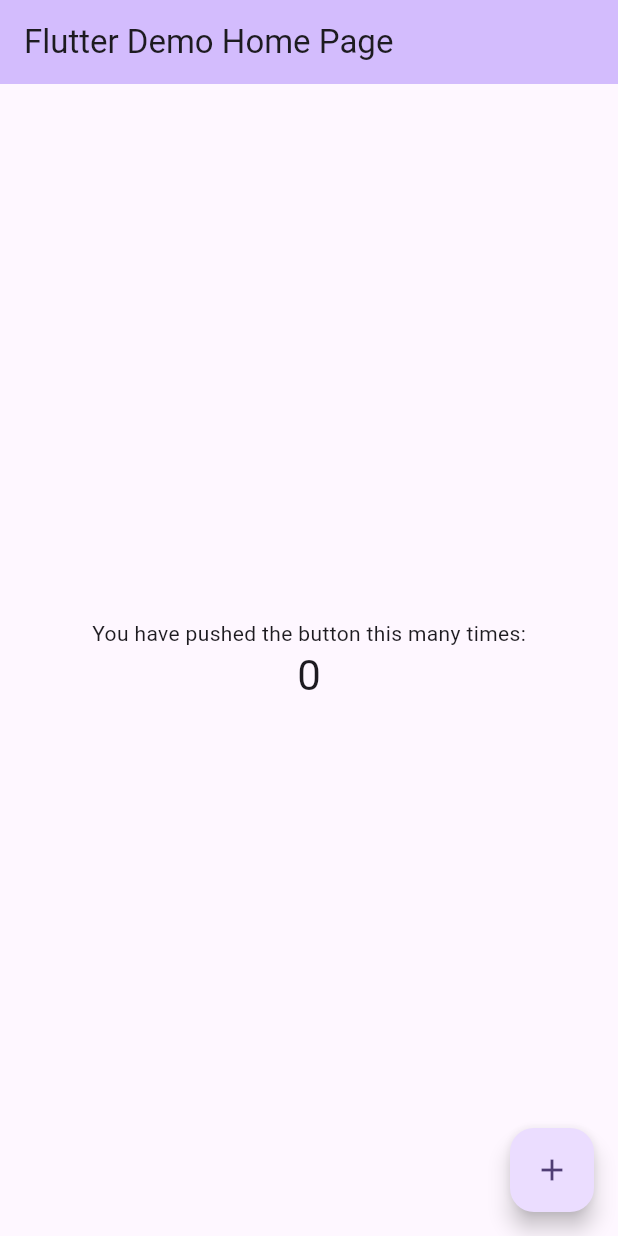
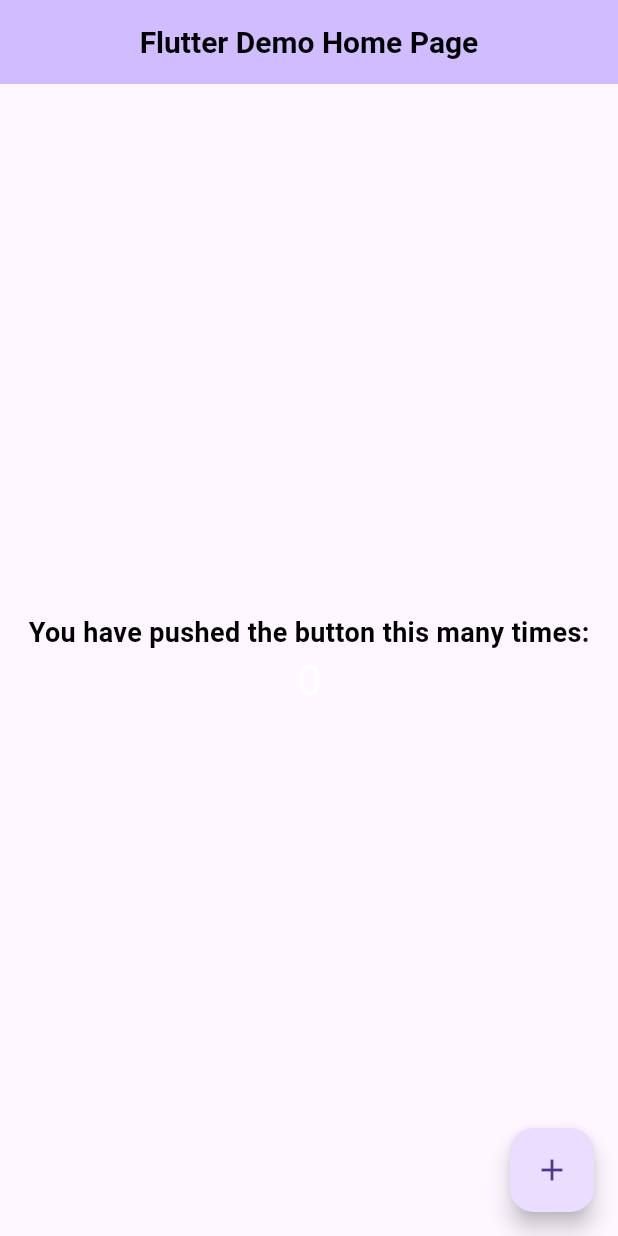
Before and after one commit to mustafanarin/Film-Oasis, a Flutter app: the screen it shows after launch, on a phone screen of 412 x 824 dp. Run offline on Flutter 3.47's test engine with Material 3 defaults, Android fonts, the phone set to English and light mode, and no system bars.

Commit message:
The necessary codes for the project start have been uploaded.
Theme and constants

```diff
--- a/lib/main.dart
+++ b/lib/main.dart
@@ -1,3 +1,4 @@
+import 'package:film_oasis/product/theme/app_theme.dart';
 import 'package:flutter/material.dart';
 
 void main() {
@@ -11,10 +12,7 @@ class MyApp extends StatelessWidget {
   Widget build(BuildContext context) {
     return MaterialApp(
       title: 'Film Oasis',
-      theme: ThemeData(
-        colorScheme: ColorScheme.fromSeed(seedColor: Colors.deepPurple),
-        useMaterial3: true,
-      ),
+      theme: AppTheme.getLightTheme,
       home: const MyHomePage(title: 'Flutter Demo Home Page'),
     );
   }
--- /dev/null
+++ b/lib/product/constants/enum/icon_sizes.dart
@@ -0,0 +1,8 @@
+enum IconSizes {
+  normalIcon(25),
+  largeIconSize(30);
+  final double value;
+
+  // ignore: sort_constructors_first
+  const IconSizes(this.value);
+}
--- /dev/null
+++ b/lib/product/constants/project_colors.dart
@@ -0,0 +1,11 @@
+import 'package:flutter/material.dart' show Color, Colors, immutable;
+
+@immutable
+abstract final class ProjectColors {
+  const ProjectColors._();
+
+  static const Color white = Colors.white;
+  static const Color black = Colors.black;
+  static const Color grey = Colors.grey;
+
+}
--- /dev/null
+++ b/lib/product/constants/project_strings.dart
@@ -0,0 +1,9 @@
+import 'package:flutter/foundation.dart' show immutable;
+
+@immutable
+abstract final class ProjectCstring {
+
+
+  static const String projectName = 'Film Oasis';
+
+}
--- /dev/null
+++ b/lib/product/extensions/context_extension.dart
@@ -0,0 +1,21 @@
+import 'package:flutter/material.dart' show BuildContext, EdgeInsets, MediaQuery, TextTheme,Theme;
+
+extension BuildContextExtension on BuildContext{
+  double dynamicHeight(double value) => MediaQuery.sizeOf(this).height * value;
+  double dynamicWidth(double value) => MediaQuery.sizeOf(this).width * value;
+
+  TextTheme textTheme(){
+    return Theme.of(this).textTheme;
+  }
+}
+
+extension NumberExtension on BuildContext{
+  double get lowValue => dynamicHeight(0.01);
+  double get mediumValue => dynamicHeight(0.03);
+  double get highValue => dynamicHeight(0.05);
+}
+
+extension PaddingExtension on BuildContext{
+  EdgeInsets get paddingAllLow => EdgeInsets.all(lowValue);
+  EdgeInsets get paddingHorizantalMedium => EdgeInsets.symmetric(horizontal: mediumValue);
+}
--- /dev/null
+++ b/lib/product/theme/app_theme.dart
@@ -0,0 +1,52 @@
+
+import 'package:film_oasis/product/constants/enum/icon_sizes.dart';
+import 'package:film_oasis/product/constants/project_colors.dart';
+import 'package:flutter/material.dart';
+
+abstract final class AppTheme {
+
+
+  static ThemeData get getLightTheme => ThemeData.light().copyWith(
+    appBarTheme: AppBarTheme(
+      centerTitle: true,
+      titleTextStyle: _bodyLarge,
+      elevation: 0,
+      scrolledUnderElevation: 0,
+      backgroundColor: ProjectColors.white,
+      iconTheme: IconThemeData(size: IconSizes.normalIcon.value,),
+      color: ProjectColors.black,
+    ),
+    textTheme: const TextTheme(
+      titleMedium: _titleMediumText,
+      bodyLarge: _bodyLarge,
+      bodyMedium: _bodyMedium,
+      bodySmall: _bodySmall,
+    ),
+  );
+
+
+}
+
+const _titleMediumText = TextStyle(  // for film detail
+  color: ProjectColors.black,
+  fontWeight: FontWeight.bold,
+  fontSize: 20,
+);
+
+const _bodyLarge = TextStyle(  // for appbar and title
+  color: ProjectColors.black,
+  fontWeight: FontWeight.bold,
+  fontSize: 20,
+);
+
+const _bodyMedium = TextStyle( // for film name
+  color: ProjectColors.black,
+  fontWeight: FontWeight.bold,
+  fontSize: 18,
+);
+
+const _bodySmall = TextStyle( // for normal text
+  color: ProjectColors.black,
+  fontWeight: FontWeight.w400,
+  fontSize: 12,
+);
```
